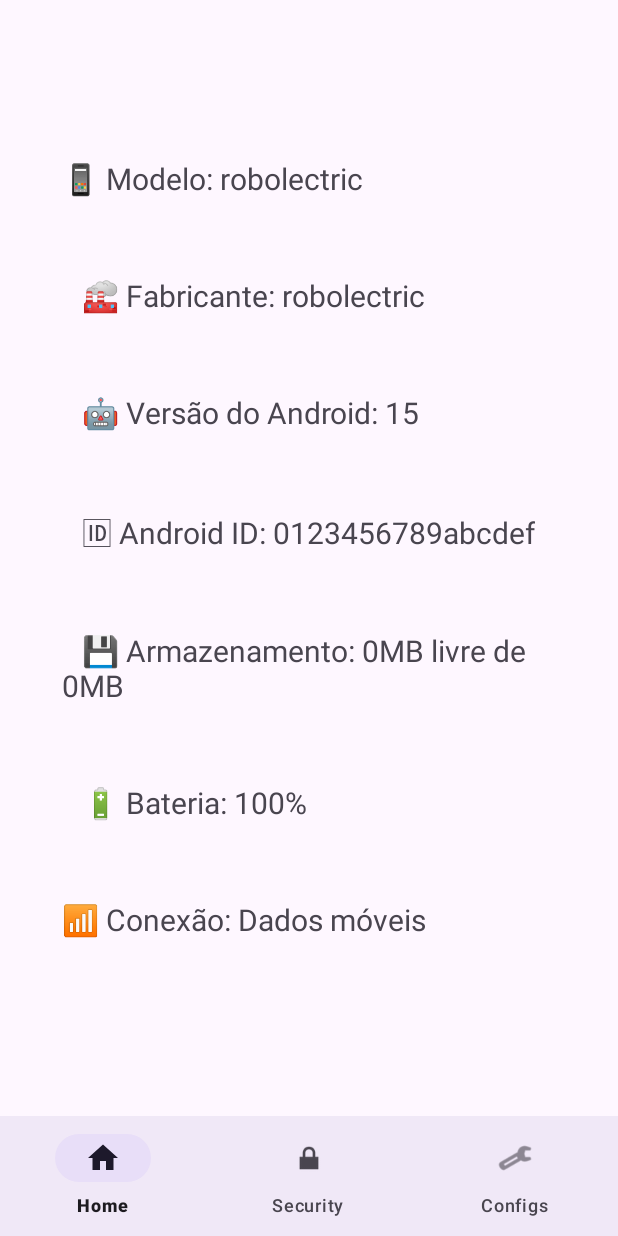
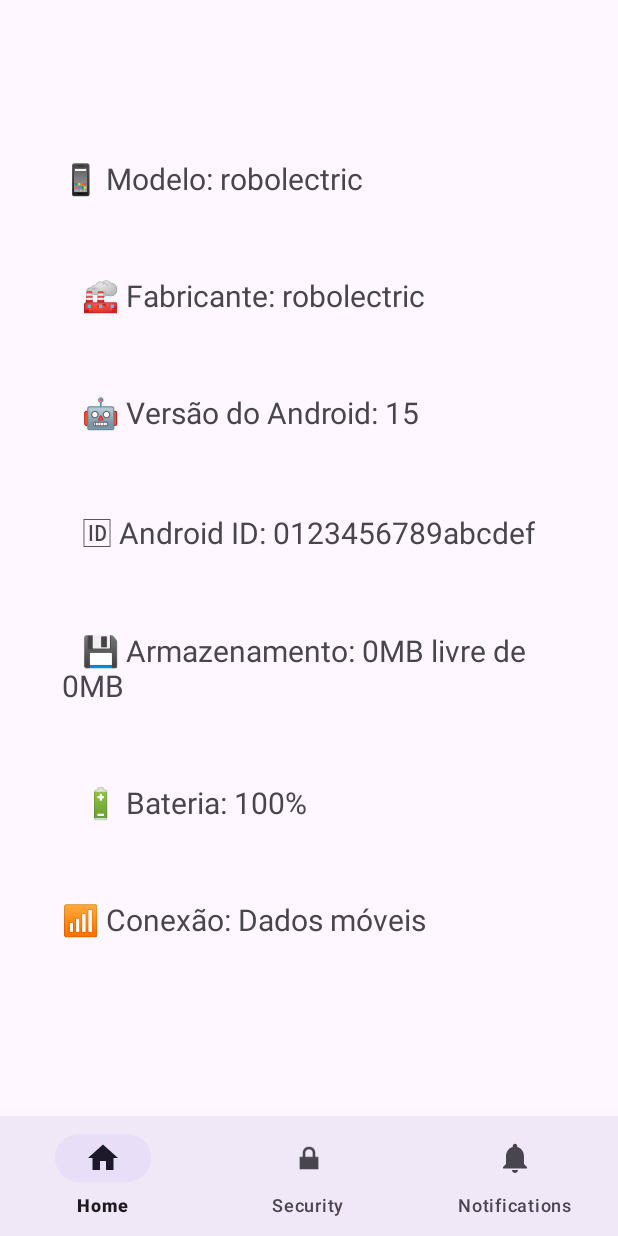
Before and after one commit to LittleMega777/EstudosAndroid, an Android app: the MainActivity screen opened directly, with no data from a screen before it, on a phone screen of 412 x 824 dp. Run offline under Robolectric (Android 15) with nearby library versions, the phone set to English and light mode, and no system bars; our stand-ins replace navigation-ui.

Commit message:
add funcoes app seguranca

```diff
--- a/AppSegurana/app/src/main/res/menu/bottom_nav_menu.xml
+++ b/AppSegurana/app/src/main/res/menu/bottom_nav_menu.xml
@@ -13,7 +13,7 @@
 
     <item
         android:id="@+id/navigation_config"
-        android:icon="@android:drawable/ic_menu_manage"
-        android:title="Configs" />
+        android:icon="@drawable/ic_notifications_black_24dp"
+        android:title="Notifications" />
 
 </menu>
```
